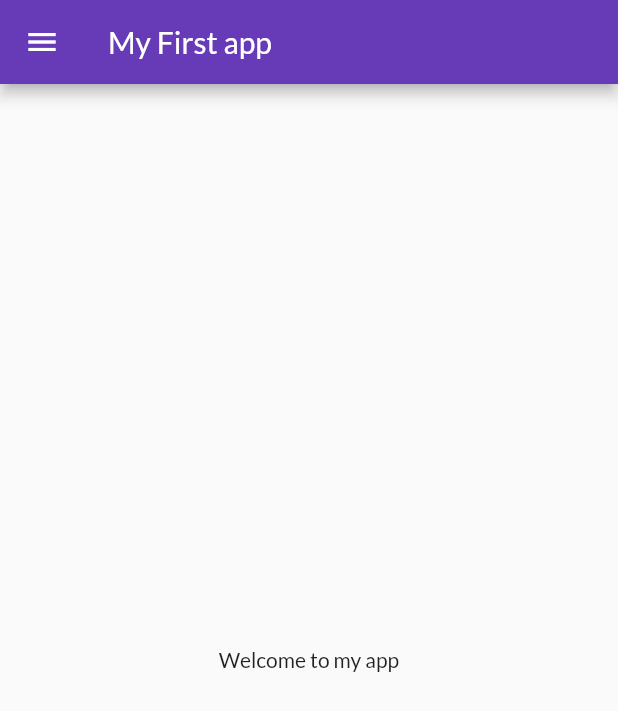
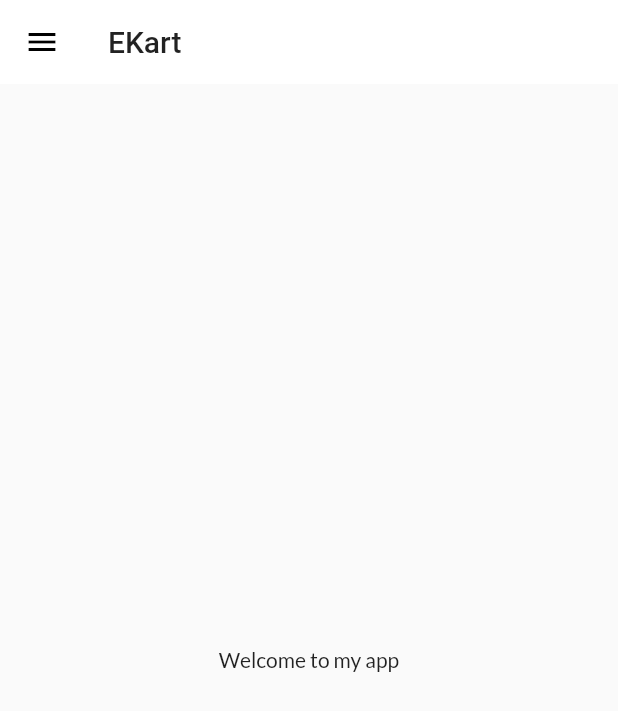
Before and after one commit to ItsRichish/FlutterFirstApp, a Flutter app: the HomePage screen opened by its route, on a phone screen of 412 x 824 dp. Shown: the top 711 px of the screen. Run offline on Flutter 3.47's test engine with Material 2 defaults, Android fonts, the phone set to English and light mode, and no system bars; our stand-ins replace google_fonts.

Commit message:
themes extracted

```diff
--- a/lib/pages/home_page.dart
+++ b/lib/pages/home_page.dart
@@ -8,7 +8,9 @@ class HomePage extends StatelessWidget {
   Widget build(BuildContext context) {
     return Scaffold(
       appBar: AppBar(
-        title: Text("My First app"),
+        title: Text(
+          "EKart",
+        ),
       ),
       body: Center(
         child: Container(
--- /dev/null
+++ b/lib/widgets/theme.dart
@@ -0,0 +1,19 @@
+import 'package:flutter/material.dart';
+import 'package:google_fonts/google_fonts.dart';
+
+class MyTheme {
+  static ThemeData lightTheme(BuildContext context) => ThemeData(
+        primarySwatch: Colors.deepPurple,
+        fontFamily: GoogleFonts.lato().fontFamily,
+        appBarTheme: AppBarTheme(
+          color: Colors.white,
+          elevation: 0.0,
+          iconTheme: IconThemeData(color: Colors.black),
+          titleTextStyle: Theme.of(context).textTheme.headline6,
+        ),
+      );
+
+  static ThemeData darkTheme(BuildContext context) => ThemeData(
+        brightness: Brightness.dark,
+      );
+}
```
Also changed, not shown: lib/main.dart (+3 -7 lines).
